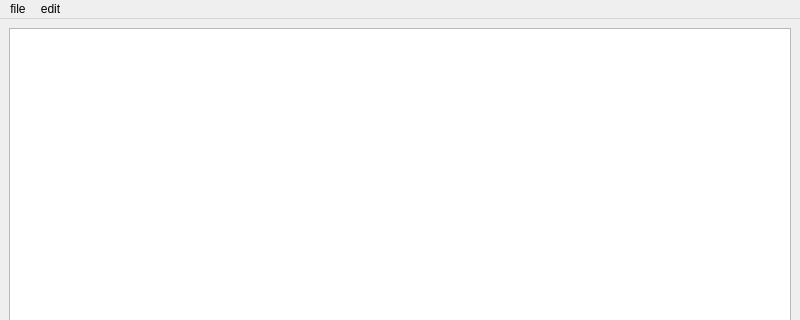
First picture: the form in mainwindow.ui, repository MioNya4/usb-wakeup-conf, before the edit; both pictures show x 0 to 800 and y 0 to 320 of the 800 by 600 pixel window.
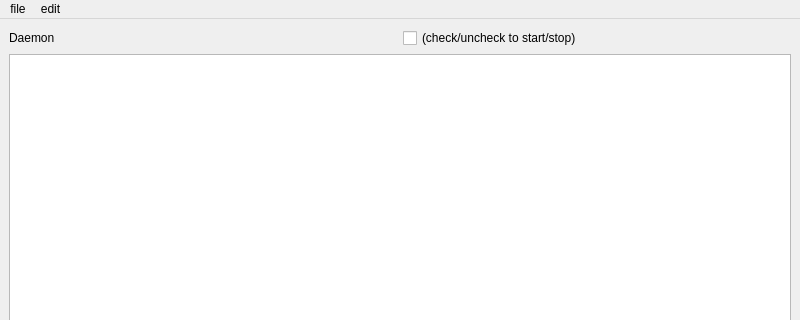
Second picture: the form after the edit.

```diff
--- a/mainwindow.ui
+++ b/mainwindow.ui
@@ -15,23 +15,37 @@
   </property>
   <widget class="QWidget" name="centralwidget">
    <layout class="QGridLayout" name="gridLayout">
-    <item row="0" column="0" colspan="2">
+    <item row="3" column="2">
+     <widget class="QPushButton" name="Apply">
+      <property name="text">
+       <string>Apply</string>
+      </property>
+     </widget>
+    </item>
+    <item row="0" column="2">
+     <widget class="QCheckBox" name="checkBox">
+      <property name="text">
+       <string>(check/uncheck to start/stop)</string>
+      </property>
+     </widget>
+    </item>
+    <item row="0" column="1">
+     <widget class="QLabel" name="label">
+      <property name="text">
+       <string>Daemon</string>
+      </property>
+     </widget>
+    </item>
+    <item row="1" column="1" colspan="2">
      <widget class="QListWidget" name="listWidget"/>
     </item>
-    <item row="1" column="0">
+    <item row="3" column="1">
      <widget class="QPushButton" name="Refresh">
       <property name="text">
        <string>Refresh</string>
       </property>
      </widget>
     </item>
-    <item row="1" column="1">
-     <widget class="QPushButton" name="Apply">
-      <property name="text">
-       <string>Apply</string>
-      </property>
-     </widget>
-    </item>
    </layout>
   </widget>
   <widget class="QMenuBar" name="menubar">
```
